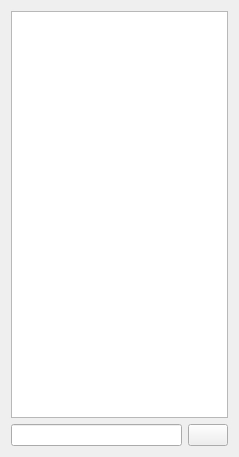
cobreti/NyxTraceViewer, file QtTraceClient/UI/ChannelSelection.ui: the form before one commit.
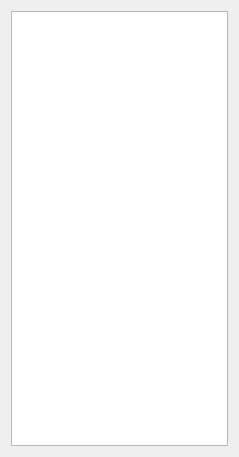
The form after the commit. Icons and pictures are not drawn.

Diff of the .ui file:
```diff
--- a/QtTraceClient/UI/ChannelSelection.ui
+++ b/QtTraceClient/UI/ChannelSelection.ui
@@ -32,28 +32,6 @@
    <string>Form</string>
   </property>
   <layout class="QGridLayout" name="gridLayout">
-   <item row="2" column="0">
-    <layout class="QHBoxLayout" name="horizontalLayout">
-     <item>
-      <widget class="QLineEdit" name="newChannelEdit"/>
-     </item>
-     <item>
-      <widget class="QPushButton" name="addBtn">
-       <property name="text">
-        <string/>
-       </property>
-       <property name="icon">
-        <iconset>
-         <normalon>:/ChannelSelection/add-icon</normalon>
-        </iconset>
-       </property>
-       <property name="flat">
-        <bool>false</bool>
-       </property>
-      </widget>
-     </item>
-    </layout>
-   </item>
    <item row="0" column="0">
     <widget class="QListWidget" name="channelsList"/>
    </item>
```
